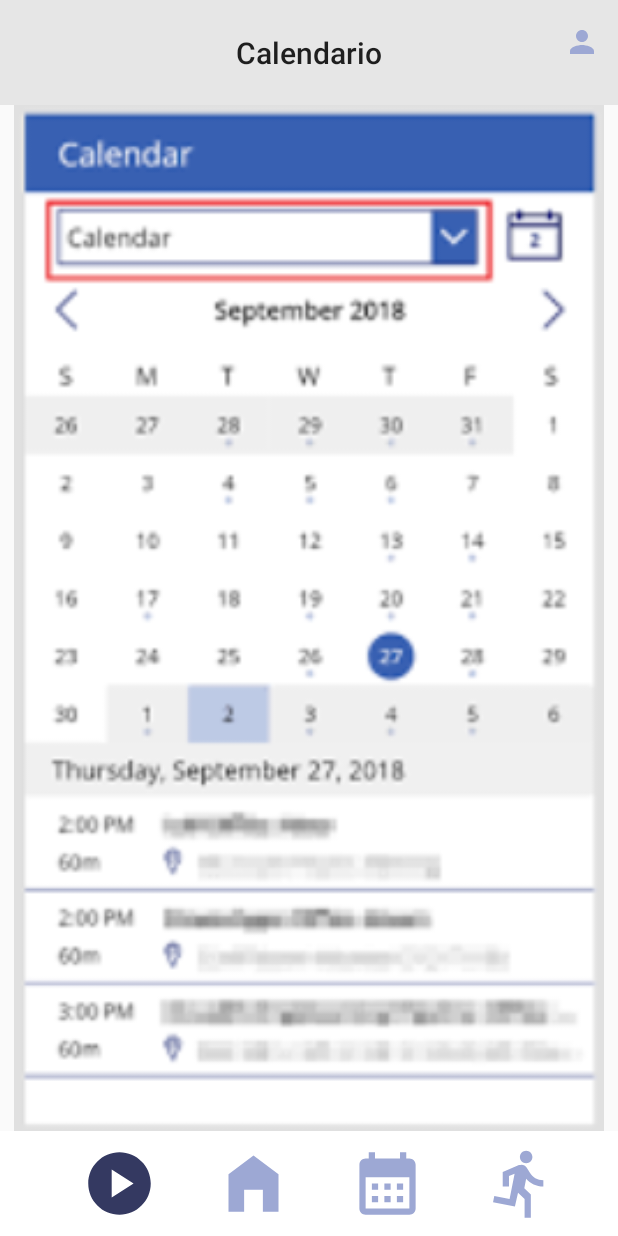
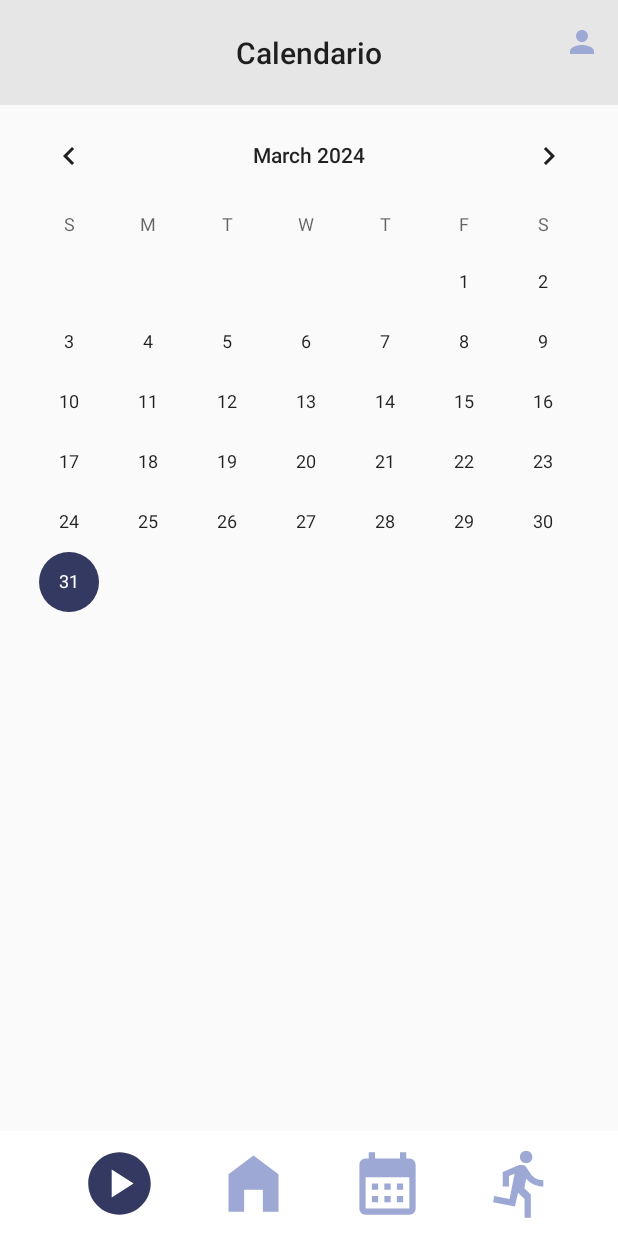
Before and after one commit to JorgeSLT/GymGrid, an Android app built with Jetpack Compose: the CalendarFragment screen opened through its navigation route, on a phone screen of 412 x 824 dp. Run offline under Robolectric (Android 15) with nearby library versions, the phone set to English and light mode, and no system bars.

Commit message:
First calendar

```diff
--- a/app/src/main/java/com/example/gymgrid/CalendarFragment.kt
+++ b/app/src/main/java/com/example/gymgrid/CalendarFragment.kt
@@ -25,6 +25,17 @@ class CalendarFragment : Fragment() {
 
     }
 
+    override fun onViewCreated(view: View, savedInstanceState: Bundle?) {
+        super.onViewCreated(view, savedInstanceState)
+
+        val currentDate = System.currentTimeMillis()
+        binding.calendarView.date = currentDate
+
+        binding.calendarView.setOnDateChangeListener { _, year, month, dayOfMonth ->
+        }
+    }
+
+
     override fun onDestroyView() {
         super.onDestroyView()
         _binding = null
--- a/app/src/main/res/layout/calendar_fragment.xml
+++ b/app/src/main/res/layout/calendar_fragment.xml
@@ -1,20 +1,20 @@
 <?xml version="1.0" encoding="utf-8"?>
-<androidx.constraintlayout.widget.ConstraintLayout xmlns:android="http://schemas.android.com/apk/res/android"
+<LinearLayout xmlns:android="http://schemas.android.com/apk/res/android"
     xmlns:app="http://schemas.android.com/apk/res-auto"
     xmlns:tools="http://schemas.android.com/tools"
     android:layout_width="match_parent"
-    android:layout_height="match_parent">
+    android:layout_height="match_parent"
+    android:orientation="vertical"
+    tools:context=".CalendarFragment">
 
-    <!-- Tienes que poder cambiar las preferencias guardadas al principio -->
-    <!-- ¿Racha de dias? -->
-    <!-- Nombre y cambiar foto de perfil -->
-
-
-    <ImageView
-        android:id="@+id/imageView"
+    <CalendarView
+        android:id="@+id/calendarView"
         android:layout_width="match_parent"
         android:layout_height="match_parent"
-        app:srcCompat="@drawable/calendario"
-        tools:layout_editor_absoluteX="66dp"
-        tools:layout_editor_absoluteY="146dp" />
-</androidx.constraintlayout.widget.ConstraintLayout>
+        android:layout_weight="1"
+        android:calendarTextColor="#000000"
+        android:weekNumberColor="#FFFFFF"/>
+
+    <!-- Añade otros componentes de UI aquí si es necesario -->
+
+</LinearLayout>
```
